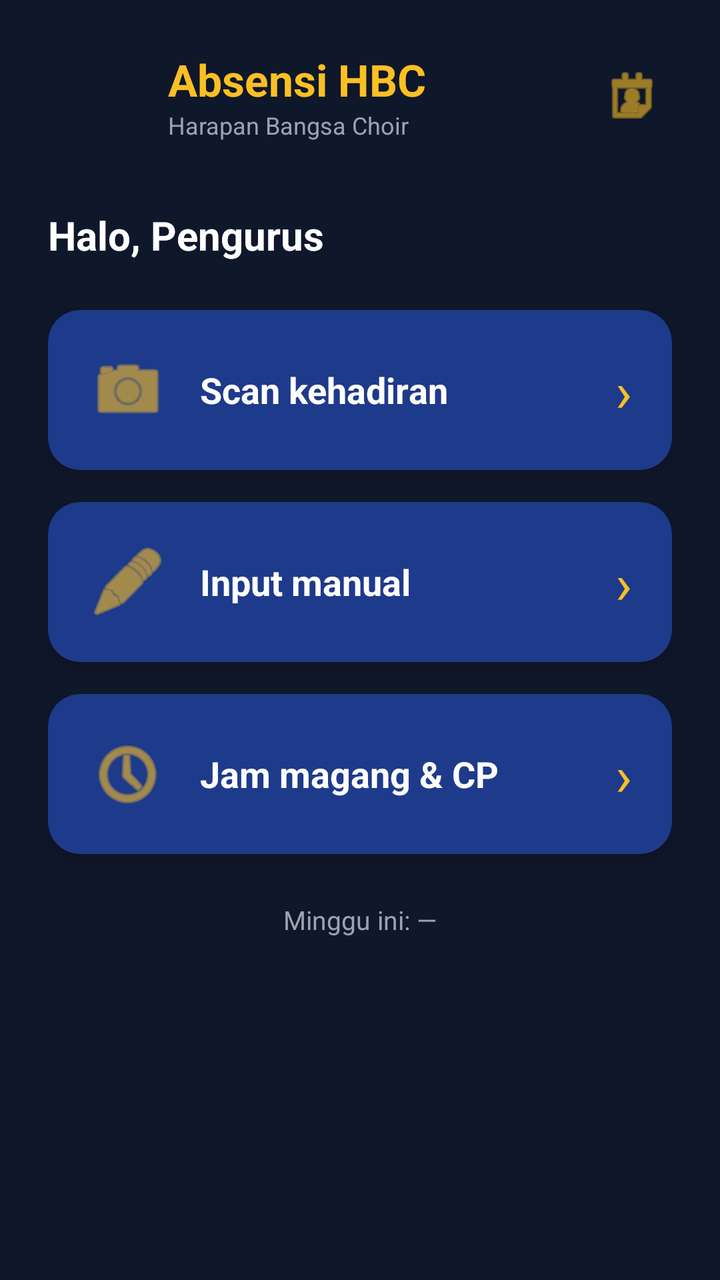
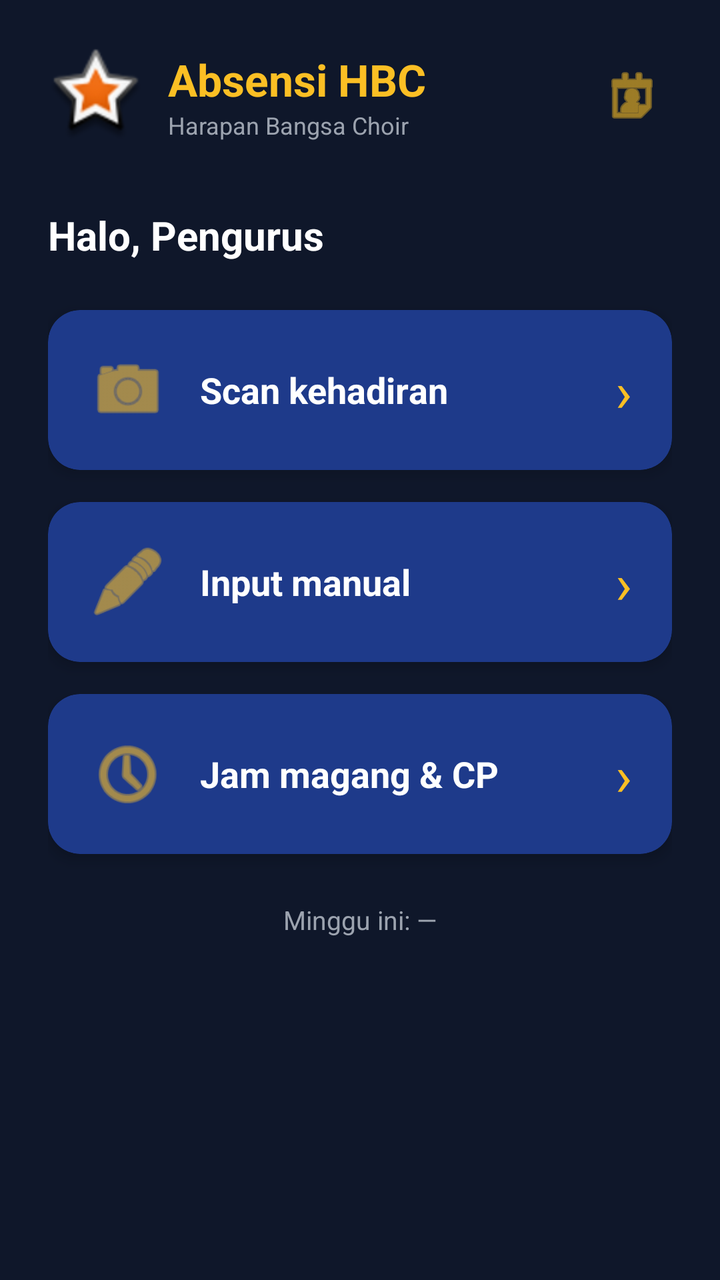

Compare the two renders of this Android layout. The source of the first and the diff that turns it into the second are given below.
<!-- AndroidManifest.xml: application theme Theme.AbsensiHBC -->
<!-- res/layout/activity_main.xml -->
<?xml version="1.0" encoding="utf-8"?>
<ScrollView xmlns:android="http://schemas.android.com/apk/res/android"
    xmlns:app="http://schemas.android.com/apk/res-auto"
    android:layout_width="match_parent"
    android:layout_height="match_parent"
    android:background="@color/dark_background"
    android:fillViewport="true">

    <LinearLayout
        android:layout_width="match_parent"
        android:layout_height="wrap_content"
        android:orientation="vertical"
        android:padding="24dp">

        
        <LinearLayout
            android:layout_width="match_parent"
            android:layout_height="wrap_content"
            android:orientation="horizontal"
            android:gravity="center_vertical"
            android:layout_marginBottom="32dp">

            <ImageView
                android:layout_width="48dp"
                android:layout_height="48dp"
                android:src="@mipmap/ic_launcher"
                android:contentDescription="Logo HBC" />

            <LinearLayout
                android:layout_width="0dp"
                android:layout_height="wrap_content"
                android:layout_weight="1"
                android:orientation="vertical"
                android:layout_marginStart="12dp">

                <TextView
                    android:layout_width="wrap_content"
                    android:layout_height="wrap_content"
                    android:text="Absensi HBC"
                    android:textColor="@color/hbc_gold"
                    android:textSize="22sp"
                    android:textStyle="bold" />

                <TextView
                    android:layout_width="wrap_content"
                    android:layout_height="wrap_content"
                    android:text="Harapan Bangsa Choir"
                    android:textColor="@color/dark_text_secondary"
                    android:textSize="12sp" />
            </LinearLayout>

            
            <ImageButton
                android:id="@+id/btnRekap"
                android:layout_width="40dp"
                android:layout_height="40dp"
                android:background="?attr/selectableItemBackgroundBorderless"
                android:src="@android:drawable/ic_menu_my_calendar"
                app:tint="@color/hbc_gold"
                android:contentDescription="Rekap" />
        </LinearLayout>

        
        <TextView
            android:layout_width="wrap_content"
            android:layout_height="wrap_content"
            android:text="Halo, Pengurus"
            android:textColor="@color/dark_text_primary"
            android:textSize="20sp"
            android:textStyle="bold"
            android:layout_marginBottom="24dp" />

        
        <androidx.cardview.widget.CardView
            android:id="@+id/cardScan"
            android:layout_width="match_parent"
            android:layout_height="wrap_content"
            android:layout_marginBottom="16dp"
            app:cardBackgroundColor="@color/hbc_navy"
            app:cardCornerRadius="16dp"
            app:cardElevation="4dp"
            android:foreground="?attr/selectableItemBackground"
            android:clickable="true"
            android:focusable="true">

            <LinearLayout
                android:layout_width="match_parent"
                android:layout_height="wrap_content"
                android:orientation="horizontal"
                android:gravity="center_vertical"
                android:padding="20dp">

                <ImageView
                    android:layout_width="40dp"
                    android:layout_height="40dp"
                    android:src="@android:drawable/ic_menu_camera"
                    app:tint="@color/hbc_gold"
                    android:contentDescription="Scan" />

                <TextView
                    android:layout_width="0dp"
                    android:layout_height="wrap_content"
                    android:layout_weight="1"
                    android:layout_marginStart="16dp"
                    android:text="Scan kehadiran"
                    android:textColor="@color/white"
                    android:textSize="18sp"
                    android:textStyle="bold" />

                <TextView
                    android:layout_width="wrap_content"
                    android:layout_height="wrap_content"
                    android:text="›"
                    android:textColor="@color/hbc_gold"
                    android:textSize="28sp" />
            </LinearLayout>
        </androidx.cardview.widget.CardView>

        
        <androidx.cardview.widget.CardView
            android:id="@+id/cardManual"
            android:layout_width="match_parent"
            android:layout_height="wrap_content"
            android:layout_marginBottom="16dp"
            app:cardBackgroundColor="@color/hbc_navy"
            app:cardCornerRadius="16dp"
            app:cardElevation="4dp"
            android:foreground="?attr/selectableItemBackground"
            android:clickable="true"
            android:focusable="true">

            <LinearLayout
                android:layout_width="match_parent"
                android:layout_height="wrap_content"
                android:orientation="horizontal"
                android:gravity="center_vertical"
                android:padding="20dp">

                <ImageView
                    android:layout_width="40dp"
                    android:layout_height="40dp"
                    android:src="@android:drawable/ic_menu_edit"
                    app:tint="@color/hbc_gold"
                    android:contentDescription="Manual" />

                <TextView
                    android:layout_width="0dp"
                    android:layout_height="wrap_content"
                    android:layout_weight="1"
                    android:layout_marginStart="16dp"
                    android:text="Input manual"
                    android:textColor="@color/white"
                    android:textSize="18sp"
                    android:textStyle="bold" />

                <TextView
                    android:layout_width="wrap_content"
                    android:layout_height="wrap_content"
                    android:text="›"
                    android:textColor="@color/hbc_gold"
                    android:textSize="28sp" />
            </LinearLayout>
        </androidx.cardview.widget.CardView>

        
        <androidx.cardview.widget.CardView
            android:id="@+id/cardJamCp"
            android:layout_width="match_parent"
            android:layout_height="wrap_content"
            android:layout_marginBottom="24dp"
            app:cardBackgroundColor="@color/hbc_navy"
            app:cardCornerRadius="16dp"
            app:cardElevation="4dp"
            android:foreground="?attr/selectableItemBackground"
            android:clickable="true"
            android:focusable="true">

            <LinearLayout
                android:layout_width="match_parent"
                android:layout_height="wrap_content"
                android:orientation="horizontal"
                android:gravity="center_vertical"
                android:padding="20dp">

                <ImageView
                    android:layout_width="40dp"
                    android:layout_height="40dp"
                    android:src="@android:drawable/ic_menu_recent_history"
                    app:tint="@color/hbc_gold"
                    android:contentDescription="Jam CP" />

                <TextView
                    android:layout_width="0dp"
                    android:layout_height="wrap_content"
                    android:layout_weight="1"
                    android:layout_marginStart="16dp"
                    android:text="Jam magang &amp; CP"
                    android:textColor="@color/white"
                    android:textSize="18sp"
                    android:textStyle="bold" />

                <TextView
                    android:layout_width="wrap_content"
                    android:layout_height="wrap_content"
                    android:text="›"
                    android:textColor="@color/hbc_gold"
                    android:textSize="28sp" />
            </LinearLayout>
        </androidx.cardview.widget.CardView>

        
        <TextView
            android:id="@+id/lblWeekly"
            android:layout_width="match_parent"
            android:layout_height="wrap_content"
            android:text="Minggu ini: —"
            android:textColor="@color/dark_text_secondary"
            android:textSize="13sp"
            android:gravity="center" />

    </LinearLayout>
</ScrollView>
<!-- resources referenced by this layout -->
<resources>
  <color name="dark_background">#0F172A</color>
  <color name="dark_text_primary">#FFFFFF</color>
  <color name="dark_text_secondary">#9CA3AF</color>
  <color name="hbc_gold">#FBBF24</color>
  <color name="hbc_navy">#1E3A8A</color>
  <color name="white">#FFFFFF</color>
  <!-- mipmap ic_launcher (mipmap-anydpi-v26) -->
  <?xml version="1.0" encoding="utf-8"?>
  <adaptive-icon xmlns:android="http://schemas.android.com/apk/res/android">
      <background android:drawable="@color/hbc_navy" />
      <foreground android:drawable="@drawable/ic_launcher_foreground" />
  </adaptive-icon>
  <style name="Theme.AbsensiHBC" parent="Theme.MaterialComponents.DayNight.NoActionBar">
          <item name="colorPrimary">@color/hbc_navy</item>
          <item name="colorPrimaryVariant">@color/hbc_navy_dark</item>
          <item name="colorOnPrimary">@color/white</item>
          <item name="colorSecondary">@color/hbc_gold</item>
          <item name="colorSecondaryVariant">@color/hbc_gold_dark</item>
          <item name="colorOnSecondary">@color/hbc_navy_dark</item>
          <item name="android:colorBackground">?attr/colorSurface</item>
          <item name="colorSurface">@color/dark_surface</item>
          <item name="colorOnSurface">@color/dark_text_primary</item>
          <item name="android:statusBarColor">@color/hbc_navy_dark</item>
          <item name="android:windowLightStatusBar">false</item>
      </style>
  <!-- drawable ic_launcher_foreground (drawable) -->
  <?xml version="1.0" encoding="utf-8"?>
  <vector xmlns:android="http://schemas.android.com/apk/res/android"
      android:width="108dp"
      android:height="108dp"
      android:viewportWidth="108"
      android:viewportHeight="108">
      <path
          android:fillColor="#FBBF24"
          android:pathData="M54,20 L70,40 L70,80 L54,90 L38,80 L38,40 Z" />
      <path
          android:fillColor="#1E3A8A"
          android:pathData="M54,35 L54,75" />
  </vector>
  <color name="hbc_navy_dark">#0F172A</color>
  <color name="hbc_gold_dark">#D97706</color>
  <color name="dark_surface">#1E293B</color>
</resources>

<!-- the commit's change to res/layout/activity_main.xml (unified diff, before → after) -->
@@ -22,10 +22,9 @@
 
             <ImageView
                 android:layout_width="48dp"
-                android:layout_height="48dp"
-                android:src="@mipmap/ic_launcher"
-                android:contentDescription="Logo HBC" />
-
+    android:layout_height="48dp"
+    android:src="@android:drawable/star_big_on"
+    android:contentDescription="Logo HBC" />
             <LinearLayout
                 android:layout_width="0dp"
                 android:layout_height="wrap_content"
<!-- resource entries referenced after the edit -->
@@ -6,41 +6,16 @@
   <color name="hbc_gold">#FBBF24</color>
   <color name="hbc_navy">#1E3A8A</color>
   <color name="white">#FFFFFF</color>
-  <!-- mipmap ic_launcher (mipmap-anydpi-v26) -->
-  <?xml version="1.0" encoding="utf-8"?>
-  <adaptive-icon xmlns:android="http://schemas.android.com/apk/res/android">
-      <background android:drawable="@color/hbc_navy" />
-      <foreground android:drawable="@drawable/ic_launcher_foreground" />
-  </adaptive-icon>
-  <style name="Theme.AbsensiHBC" parent="Theme.MaterialComponents.DayNight.NoActionBar">
+  <style name="Theme.AbsensiHBC" parent="Theme.AppCompat.DayNight.NoActionBar">
           <item name="colorPrimary">@color/hbc_navy</item>
-          <item name="colorPrimaryVariant">@color/hbc_navy_dark</item>
-          <item name="colorOnPrimary">@color/white</item>
-          <item name="colorSecondary">@color/hbc_gold</item>
-          <item name="colorSecondaryVariant">@color/hbc_gold_dark</item>
-          <item name="colorOnSecondary">@color/hbc_navy_dark</item>
-          <item name="android:colorBackground">?attr/colorSurface</item>
-          <item name="colorSurface">@color/dark_surface</item>
-          <item name="colorOnSurface">@color/dark_text_primary</item>
+          <item name="colorPrimaryDark">@color/hbc_navy_dark</item>
+          <item name="colorAccent">@color/hbc_gold</item>
+          <item name="android:colorBackground">@color/dark_background</item>
+          <item name="android:textColorPrimary">@color/dark_text_primary</item>
+          <item name="android:textColorSecondary">@color/dark_text_secondary</item>
           <item name="android:statusBarColor">@color/hbc_navy_dark</item>
           <item name="android:windowLightStatusBar">false</item>
       </style>
-  <!-- drawable ic_launcher_foreground (drawable) -->
-  <?xml version="1.0" encoding="utf-8"?>
-  <vector xmlns:android="http://schemas.android.com/apk/res/android"
-      android:width="108dp"
-      android:height="108dp"
-      android:viewportWidth="108"
-      android:viewportHeight="108">
-      <path
-          android:fillColor="#FBBF24"
-          android:pathData="M54,20 L70,40 L70,80 L54,90 L38,80 L38,40 Z" />
-      <path
-          android:fillColor="#1E3A8A"
-          android:pathData="M54,35 L54,75" />
-  </vector>
   <color name="hbc_navy_dark">#0F172A</color>
-  <color name="hbc_gold_dark">#D97706</color>
-  <color name="dark_surface">#1E293B</color>
 </resources>
 
